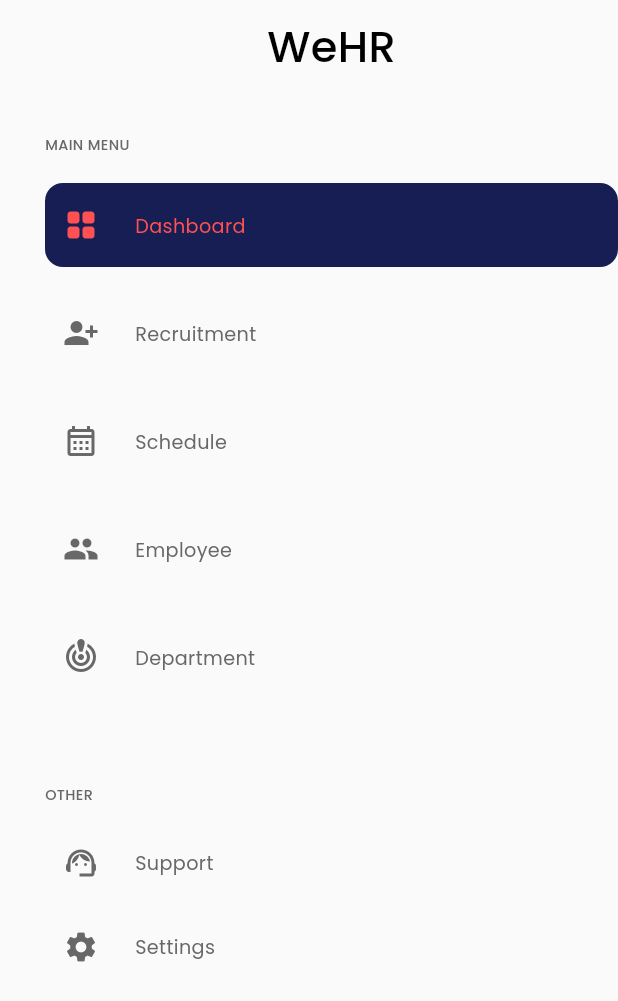
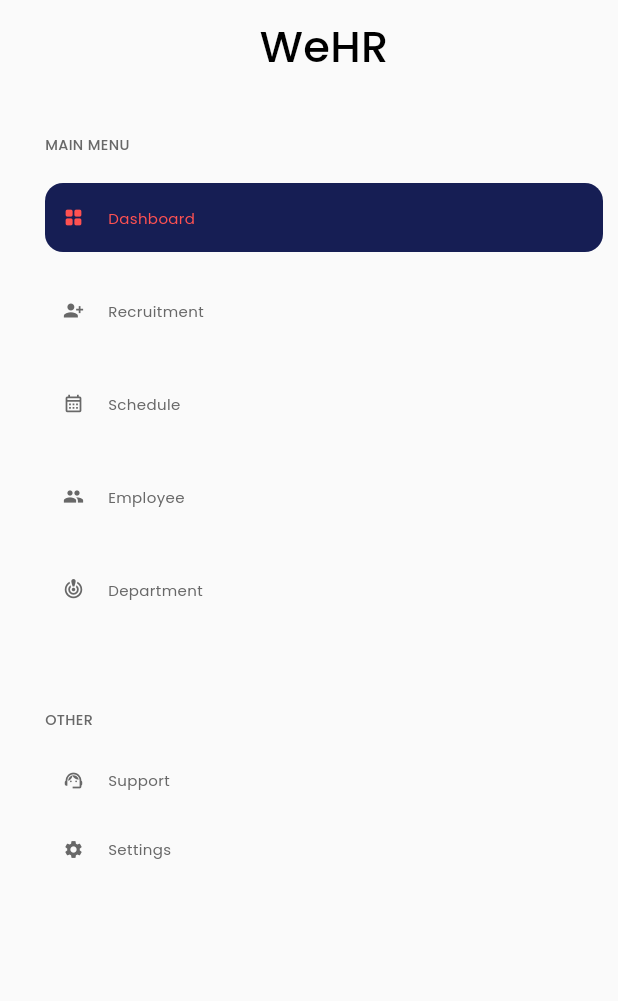
Before and after one commit to mano299/we_HR, a Flutter app: the CustomDrawer widget shown alone on an empty page, opened directly, on a phone screen of 412 x 824 dp. Shown: the top 1001 px of the screen. Run offline on Flutter 3.47's test engine with Material 3 defaults, Android fonts, the phone set to English and light mode, and no system bars; our stand-ins replace flutter_svg.

Commit message:
tablet layout part 2

```diff
--- a/lib/widgets/custom_drawer.dart
+++ b/lib/widgets/custom_drawer.dart
@@ -10,13 +10,17 @@ class CustomDrawer extends StatelessWidget {
   Widget build(BuildContext context) {
     return Container(
       color: const Color(0xfffafafa),
-      padding: const EdgeInsets.only(left: 30.0),
+      padding: const EdgeInsets.only(
+          left: 30.0, right: 10), // 👈 أدي مساحة يمين كمان
       child: CustomScrollView(
         slivers: [
           SliverToBoxAdapter(
             child: Padding(
               padding: const EdgeInsets.only(top: 10.0),
               child: Center(
+                child: FittedBox(
+                  // 👈 يخلي النص يتأقلم
+                  fit: BoxFit.scaleDown,
                   child: Text(
                     'WeHR',
                     style: AppStyles.styleSemiBold36(context),
@@ -24,11 +28,17 @@ class CustomDrawer extends StatelessWidget {
                 ),
               ),
             ),
+          ),
           const SliverToBoxAdapter(child: SizedBox(height: 39)),
           SliverToBoxAdapter(
+            child: FittedBox(
+              // 👈 برضه هنا
+              fit: BoxFit.scaleDown,
+              alignment: Alignment.centerLeft,
               child: Text(
                 'MAIN MENU',
                 style: AppStyles.styleMeduim12(context),
+              ),
             ),
           ),
           const SliverToBoxAdapter(child: SizedBox(height: 10)),
--- a/lib/widgets/drawer_item.dart
+++ b/lib/widgets/drawer_item.dart
@@ -9,24 +9,37 @@ class DrawerItem extends StatelessWidget {
     required this.title,
     required this.isActive,
   });
+
   final IconData icon;
   final String title;
+  final bool isActive;
 
-  final bool isActive;
   @override
   Widget build(BuildContext context) {
+    // ناخد عرض الشاشة ونحسب الخط كنسبة
+    double screenWidth = MediaQuery.of(context).size.width;
+    double fontSize = (screenWidth * 0.012).clamp(10, 16);
+    // 👆 هنا 10 أقل حجم، 16 أكبر حجم
+
     return Row(
       children: [
         Icon(
           icon,
+          size: fontSize + 4, // حتى الأيقونة تصغر/تكبر مع الخط
           color: isActive ? AppColors.kRedColor : AppColors.kSecondaryColor,
         ),
-        SizedBox(width: 24),
-        Text(
-          title,
-          style: AppStyles.styleRegular16(context).copyWith(
-              color:
-                  isActive ? AppColors.kRedColor : AppColors.kSecondaryColor),
+        const SizedBox(width: 16),
+        Flexible(
+          child: Text(
+            title,
+            style: AppStyles.styleRegular16(context).copyWith(
+              fontSize: fontSize,
+              color: isActive ? AppColors.kRedColor : AppColors.kSecondaryColor,
+            ),
+            maxLines: 1,
+            overflow: TextOverflow.visible, // 👈 مش هيحط إبس
+            softWrap: false, // 👈 يخلي النص سطر واحد بس
+          ),
         ),
       ],
     );
```
Also changed, not shown: lib/widgets/tablet_dashboard_layout.dart (+32 -6 lines). Lines whose indentation alone changed are shown as unchanged.
